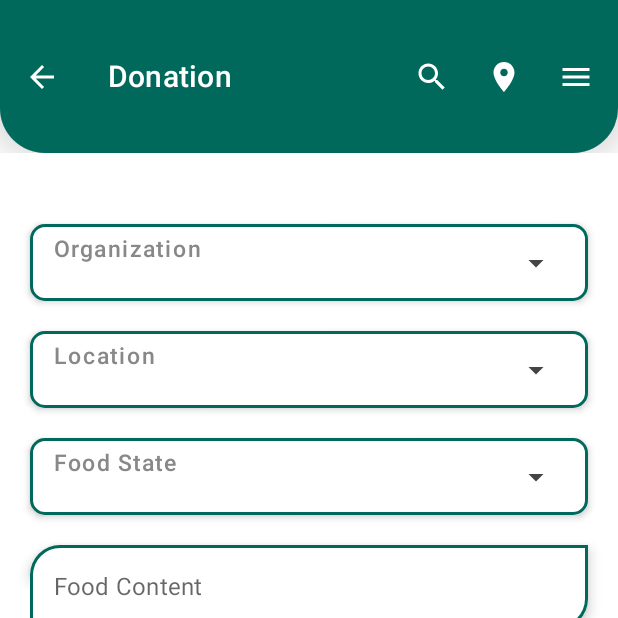
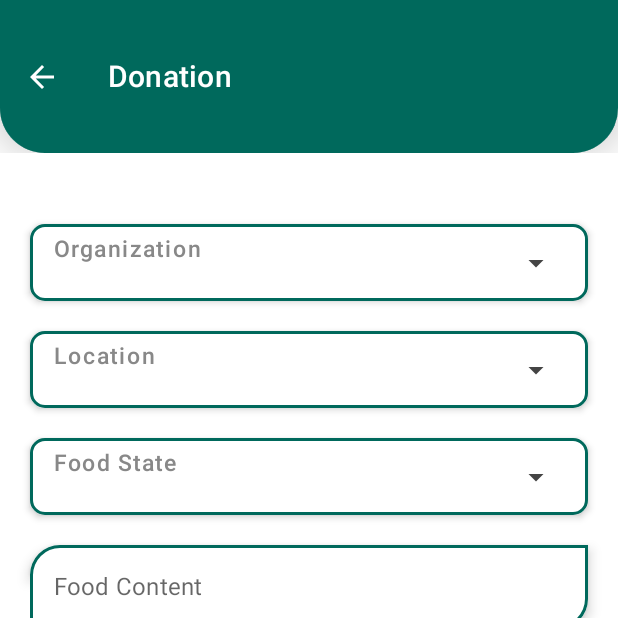
Before and after one commit to eman6904/Agmad_Project, an Android app built with Jetpack Compose: the donationScreen screen opened through its navigation route, on a phone screen of 412 x 824 dp, the top half of it. Run offline under Robolectric (Android 15) with nearby library versions, the phone set to English and light mode, and no system bars; our stand-ins replace Firebase (no records; nobody signed in at launch, a user with empty details on screens opened directly).

Commit message:
Modified DonationScreen.kt TopAppBar UI

```diff
--- a/app/src/main/java/com/example/ourproject/FrontEnd/screens/DonationScreen.kt
+++ b/app/src/main/java/com/example/ourproject/FrontEnd/screens/DonationScreen.kt
@@ -192,29 +192,7 @@ fun DonationTopBar(navController: NavHostController) {
                             )
                         }
                     },
-                    actions = {
-                        IconButton(onClick = {}) {
-                            Icon(
-                                imageVector = Icons.Default.Search,
-                                contentDescription = stringResource(R.string.search_icon),
-                                tint = Color.White
-                            )
-                        }
-                        IconButton(onClick = {}) {
-                            Icon(
-                                imageVector = Icons.Default.LocationOn,
-                                contentDescription = stringResource(R.string.locationIcon),
-                                tint = Color.White
-                            )
-                        }
-                        IconButton(onClick = {}) {
-                            Icon(
-                                imageVector = Icons.Default.Menu,
-                                contentDescription = stringResource(R.string.menuIcon),
-                                tint = Color.White
-                            )
-                        }
-                    },
+
                     backgroundColor = colorResource(id = R.color.mainColor),
                     modifier = Modifier
                         .fillMaxSize()
```
